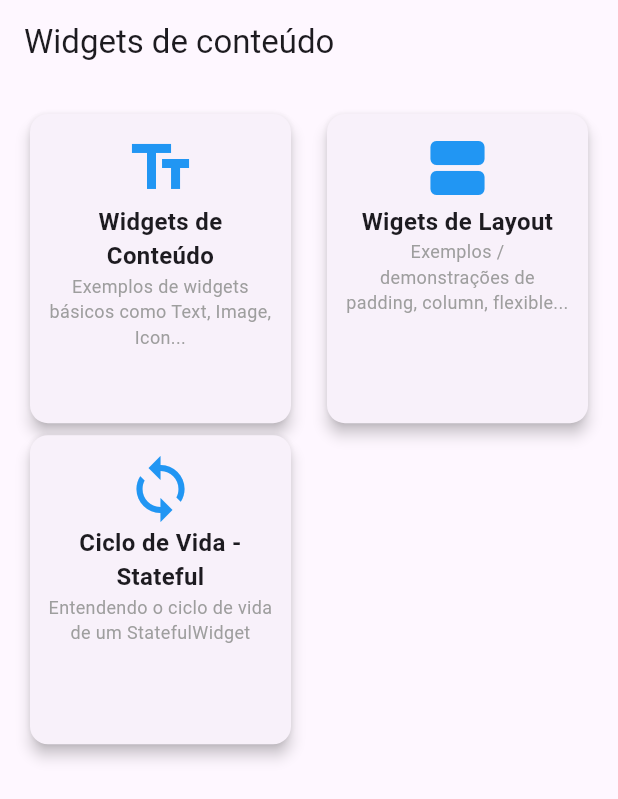
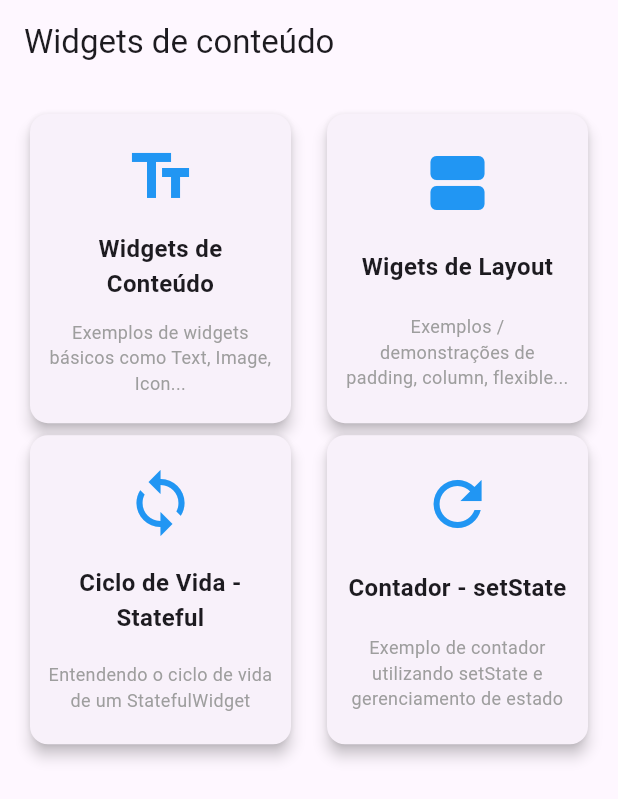
Before and after one commit to pri-branbilla/flutter-app-demo, a Flutter app: the screen it shows after launch, on a phone screen of 412 x 824 dp. Shown: the top 799 px of the screen. Run offline on Flutter 3.47's test engine with Material 3 defaults, Android fonts, the phone set to English and light mode, and no system bars.

Commit message:
aula 4.3 - contador com setState

```diff
--- a/lib/main.dart
+++ b/lib/main.dart
@@ -1,5 +1,6 @@
 import 'package:flutter/material.dart';
 import 'package:projeto_exemplo/screens/ciclo_stateful_parent.dart';
+import 'package:projeto_exemplo/screens/contador.dart';
 import 'package:projeto_exemplo/screens/widgets_conteudo.dart';
 import 'package:projeto_exemplo/screens/widgets_layout.dart';
 
@@ -42,6 +43,13 @@
       descricao: 'Entendendo o ciclo de vida de um StatefulWidget',
       destino: CicloStatefulParent(),
     ),
+    CatalogoItem(
+      titulo: 'Contador - setState',
+      icone: Icons.refresh,
+      descricao:
+          'Exemplo de contador utilizando setState e gerenciamento de estado',
+      destino: Contador(),
+    ),
   ];
   ListContents({super.key});
 
@@ -66,6 +74,7 @@
                   child: Padding(
                     padding: EdgeInsets.all(12),
                     child: Column(
+                      mainAxisAlignment: MainAxisAlignment.spaceAround,
                       children: [
                         Icon(item.icone, size: 48, color: Colors.blue),
                         Text(
--- /dev/null
+++ b/lib/screens/contador.dart
@@ -0,0 +1,37 @@
+import 'package:flutter/material.dart';
+
+class Contador extends StatefulWidget {
+  const Contador({super.key});
+
+  @override
+  State<Contador> createState() => _ContadorState();
+}
+
+class _ContadorState extends State<Contador> {
+  int contador = 0;
+
+  void incrementaValor() {
+    setState(() {
+      contador++;
+    });
+  }
+
+  @override
+  Widget build(BuildContext context) {
+    return Scaffold(
+      appBar: AppBar(title: Text('Contador - StatefulWidget')),
+      body: Center(
+        child: Column(
+          children: [
+            Text('Voce clicou $contador vezes', style: TextStyle(fontSize: 18)),
+            SizedBox(height: 20),
+            ElevatedButton(
+              onPressed: incrementaValor,
+              child: Text('Clique aqui'),
+            ),
+          ],
+        ),
+      ),
+    );
+  }
+}
```
